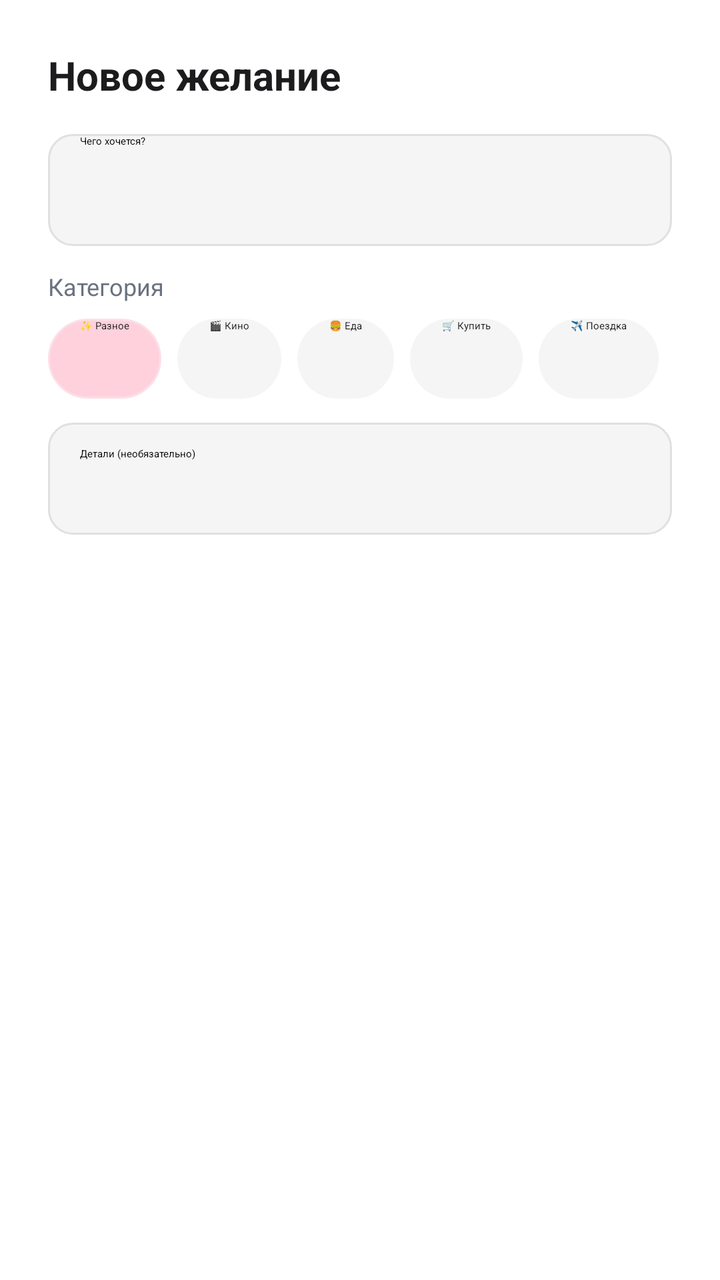
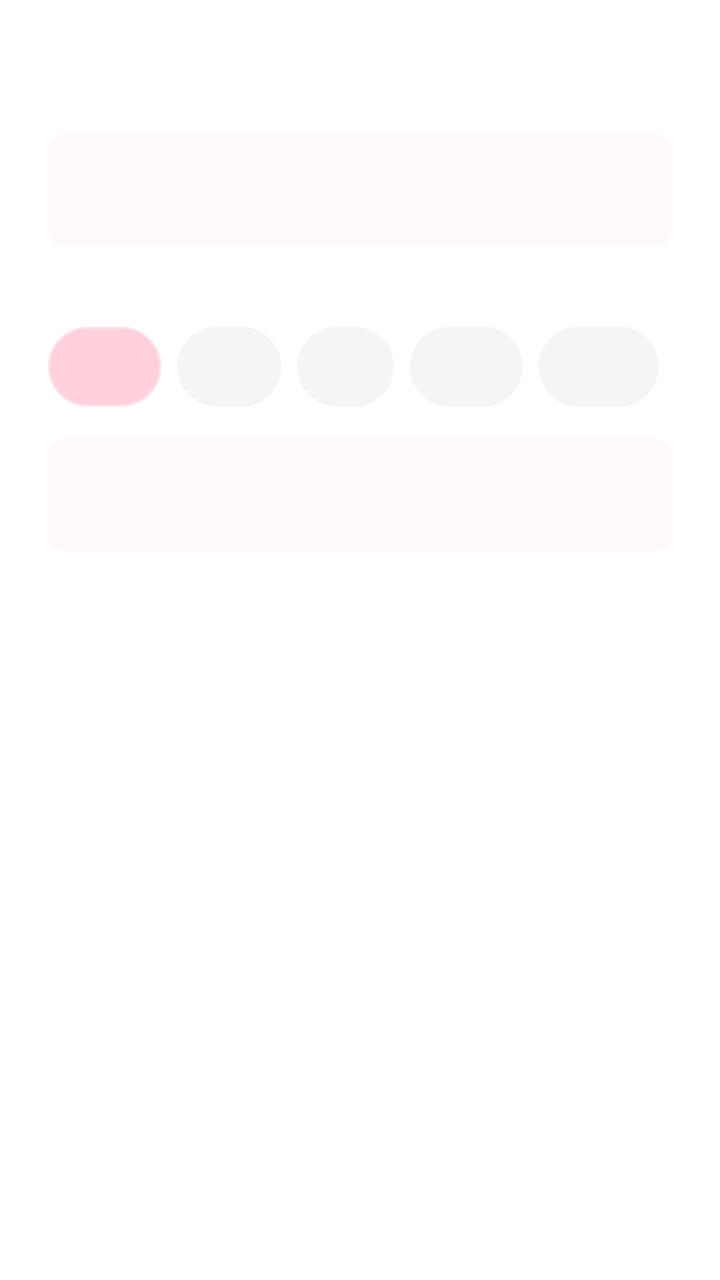

Before-and-after screenshots of an Android layout around one commit, followed by the original layout XML and the change that was made.
<!-- AndroidManifest.xml: application theme Theme.App.Starting -->
<!-- res/layout/dialog_add_wish.xml -->
<?xml version="1.0" encoding="utf-8"?>
<LinearLayout xmlns:android="http://schemas.android.com/apk/res/android"
    android:layout_width="match_parent"
    android:layout_height="wrap_content"
    android:orientation="vertical"
    android:padding="24dp">

    <TextView
        android:layout_width="match_parent"
        android:layout_height="wrap_content"
        android:text="Новое желание"
        android:textColor="@color/text_primary"
        android:textSize="20sp"
        android:textStyle="bold"
        android:layout_marginBottom="16dp"/>

    <EditText
        android:id="@+id/etTitle"
        android:layout_width="match_parent"
        android:layout_height="56dp"
        android:hint="Чего хочется?"
        android:inputType="textCapSentences"
        android:background="@drawable/bg_input_field"
        android:paddingHorizontal="16dp"
        android:layout_marginBottom="12dp"/>

    
    <TextView
        android:layout_width="wrap_content"
        android:layout_height="wrap_content"
        android:text="Категория"
        android:textColor="@color/text_secondary"
        android:textSize="12sp"
        android:layout_marginBottom="8dp"/>

    <HorizontalScrollView
        android:layout_width="match_parent"
        android:layout_height="wrap_content"
        android:scrollbars="none"
        android:layout_marginBottom="12dp">

        <RadioGroup
            android:id="@+id/rgCategories"
            android:layout_width="wrap_content"
            android:layout_height="wrap_content"
            android:orientation="horizontal">

            <RadioButton
                android:layout_width="wrap_content"
                android:layout_height="40dp"
                android:background="@drawable/selector_chip_category"
                android:button="@null"
                android:text="✨ Разное"
                android:textColor="@color/text_primary"
                android:paddingHorizontal="16dp"
                android:layout_marginEnd="8dp"
                android:checked="true"/>

            <RadioButton
                android:id="@+id/catMovie"
                android:layout_width="wrap_content"
                android:layout_height="40dp"
                android:background="@drawable/selector_chip_category"
                android:button="@null"
                android:text="🎬 Кино"
                android:textColor="@color/text_primary"
                android:paddingHorizontal="16dp"
                android:layout_marginEnd="8dp"/>

            <RadioButton
                android:id="@+id/catFood"
                android:layout_width="wrap_content"
                android:layout_height="40dp"
                android:background="@drawable/selector_chip_category"
                android:button="@null"
                android:text="🍔 Еда"
                android:textColor="@color/text_primary"
                android:paddingHorizontal="16dp"
                android:layout_marginEnd="8dp"/>

            <RadioButton
                android:id="@+id/catShopping"
                android:layout_width="wrap_content"
                android:layout_height="40dp"
                android:background="@drawable/selector_chip_category"
                android:button="@null"
                android:text="🛒 Купить"
                android:textColor="@color/text_primary"
                android:paddingHorizontal="16dp"
                android:layout_marginEnd="8dp"/>

            <RadioButton
                android:id="@+id/catTravel"
                android:layout_width="wrap_content"
                android:layout_height="40dp"
                android:background="@drawable/selector_chip_category"
                android:button="@null"
                android:text="✈️ Поездка"
                android:textColor="@color/text_primary"
                android:paddingHorizontal="16dp"
                android:layout_marginEnd="8dp"/>

            <RadioButton
                android:id="@+id/catDate"
                android:layout_width="wrap_content"
                android:layout_height="40dp"
                android:background="@drawable/selector_chip_category"
                android:button="@null"
                android:text="❤️ Свидание"
                android:textColor="@color/text_primary"
                android:paddingHorizontal="16dp"
                android:layout_marginEnd="8dp"/>

        </RadioGroup>
    </HorizontalScrollView>

    <EditText
        android:id="@+id/etDesc"
        android:layout_width="match_parent"
        android:layout_height="wrap_content"
        android:minHeight="56dp"
        android:hint="Детали (необязательно)"
        android:inputType="textCapSentences|textMultiLine"
        android:background="@drawable/bg_input_field"
        android:paddingHorizontal="16dp"
        android:paddingVertical="12dp"/>

</LinearLayout>
<!-- resources referenced by this layout -->
<resources>
  <color name="text_primary">#1C1C1E</color>
  <color name="text_secondary">#6B7280</color>
  <!-- drawable bg_input_field (drawable) -->
  <?xml version="1.0" encoding="utf-8"?>
  <shape xmlns:android="http://schemas.android.com/apk/res/android">
  
      <solid android:color="#F5F5F5" />
  
      <corners android:radius="12dp" />
  
      <stroke
          android:width="1dp"
          android:color="#E0E0E0" />
  </shape>
  <!-- drawable selector_chip_category (drawable) -->
  <?xml version="1.0" encoding="utf-8"?>
  <selector xmlns:android="http://schemas.android.com/apk/res/android">
      
      <item android:state_checked="true">
          <shape android:shape="rectangle">
              <solid android:color="#FFD1DC" /> 
              <corners android:radius="20dp" />
              <stroke android:width="1dp" android:color="@color/baby_pink" />
          </shape>
      </item>
  
      
      <item>
          <shape android:shape="rectangle">
              <solid android:color="#F5F5F5" />
              <corners android:radius="20dp" />
          </shape>
      </item>
  </selector>
  <style name="Theme.App.Starting" parent="Theme.SplashScreen">
          <item name="windowSplashScreenBackground">@android:color/white</item>
  
          <item name="windowSplashScreenAnimatedIcon">@drawable/splash_icon</item>
          <item name="windowSplashScreenAnimationDuration">1000</item>
  
          <item name="postSplashScreenTheme">@style/Theme.OurMemories</item>
      </style>
  <color name="baby_pink">#FBE0E7</color>
  <!-- drawable splash_icon: png bitmap (drawable, 316944 bytes) -->
  <style name="Theme.OurMemories" parent="Base.Theme.OurMemories" />
  <style name="Base.Theme.OurMemories" parent="Theme.Material3.DayNight.NoActionBar" />
</resources>

<!-- the commit's change to res/layout/dialog_add_wish.xml (unified diff, before → after) -->
@@ -3,13 +3,14 @@
     android:layout_width="match_parent"
     android:layout_height="wrap_content"
     android:orientation="vertical"
-    android:padding="24dp">
+    android:padding="24dp"
+    android:background="?attr/colorSurface"> 
 
     <TextView
         android:layout_width="match_parent"
         android:layout_height="wrap_content"
         android:text="Новое желание"
-        android:textColor="@color/text_primary"
+        android:textColor="?attr/colorOnSurface"
         android:textSize="20sp"
         android:textStyle="bold"
         android:layout_marginBottom="16dp"/>
@@ -20,16 +21,18 @@
         android:layout_height="56dp"
         android:hint="Чего хочется?"
         android:inputType="textCapSentences"
-        android:background="@drawable/bg_input_field"
+        android:background="@drawable/bg_input_soft"
         android:paddingHorizontal="16dp"
-        android:layout_marginBottom="12dp"/>
+        android:textColor="?attr/colorOnSurface"
+        android:textColorHint="?android:textColorSecondary"
+        android:layout_marginBottom="16dp"/>
 
     
     <TextView
         android:layout_width="wrap_content"
         android:layout_height="wrap_content"
         android:text="Категория"
-        android:textColor="@color/text_secondary"
+        android:textColor="?android:textColorSecondary"
         android:textSize="12sp"
         android:layout_marginBottom="8dp"/>
 
@@ -37,7 +40,8 @@
         android:layout_width="match_parent"
         android:layout_height="wrap_content"
         android:scrollbars="none"
-        android:layout_marginBottom="12dp">
+        android:clipToPadding="false"
+        android:layout_marginBottom="16dp">
 
         <RadioGroup
             android:id="@+id/rgCategories"
@@ -51,7 +55,7 @@
                 android:background="@drawable/selector_chip_category"
                 android:button="@null"
                 android:text="✨ Разное"
-                android:textColor="@color/text_primary"
+                android:textColor="?attr/colorOnSurface"
                 android:paddingHorizontal="16dp"
                 android:layout_marginEnd="8dp"
                 android:checked="true"/>
@@ -63,7 +67,7 @@
                 android:background="@drawable/selector_chip_category"
                 android:button="@null"
                 android:text="🎬 Кино"
-                android:textColor="@color/text_primary"
+                android:textColor="?attr/colorOnSurface"
                 android:paddingHorizontal="16dp"
                 android:layout_marginEnd="8dp"/>
 
@@ -74,7 +78,7 @@
                 android:background="@drawable/selector_chip_category"
                 android:button="@null"
                 android:text="🍔 Еда"
-                android:textColor="@color/text_primary"
+                android:textColor="?attr/colorOnSurface"
                 android:paddingHorizontal="16dp"
                 android:layout_marginEnd="8dp"/>
 
@@ -85,7 +89,7 @@
                 android:background="@drawable/selector_chip_category"
                 android:button="@null"
                 android:text="🛒 Купить"
-                android:textColor="@color/text_primary"
+                android:textColor="?attr/colorOnSurface"
                 android:paddingHorizontal="16dp"
                 android:layout_marginEnd="8dp"/>
 
@@ -96,7 +100,7 @@
                 android:background="@drawable/selector_chip_category"
                 android:button="@null"
                 android:text="✈️ Поездка"
-                android:textColor="@color/text_primary"
+                android:textColor="?attr/colorOnSurface"
                 android:paddingHorizontal="16dp"
                 android:layout_marginEnd="8dp"/>
 
@@ -107,7 +111,7 @@
                 android:background="@drawable/selector_chip_category"
                 android:button="@null"
                 android:text="❤️ Свидание"
-                android:textColor="@color/text_primary"
+                android:textColor="?attr/colorOnSurface"
                 android:paddingHorizontal="16dp"
                 android:layout_marginEnd="8dp"/>
 
@@ -121,8 +125,10 @@
         android:minHeight="56dp"
         android:hint="Детали (необязательно)"
         android:inputType="textCapSentences|textMultiLine"
-        android:background="@drawable/bg_input_field"
+        android:background="@drawable/bg_input_soft"
         android:paddingHorizontal="16dp"
-        android:paddingVertical="12dp"/>
+        android:paddingVertical="12dp"
+        android:textColor="?attr/colorOnSurface"
+        android:textColorHint="?android:textColorSecondary"/>
 
 </LinearLayout>
<!-- resource entries referenced after the edit -->
@@ -1,19 +1,13 @@
 <!-- resources referenced by this layout -->
 <resources>
-  <color name="text_primary">#1C1C1E</color>
-  <color name="text_secondary">#6B7280</color>
-  <!-- drawable bg_input_field (drawable) -->
+  <!-- drawable bg_input_soft (drawable) -->
   <?xml version="1.0" encoding="utf-8"?>
-  <shape xmlns:android="http://schemas.android.com/apk/res/android">
-  
-      <solid android:color="#F5F5F5" />
-  
-      <corners android:radius="12dp" />
-  
-      <stroke
-          android:width="1dp"
-          android:color="#E0E0E0" />
+  <shape xmlns:android="http://schemas.android.com/apk/res/android"
+      android:shape="rectangle">
+      <solid android:color="#26FAD1E6"/> <corners android:radius="8dp"/>
   </shape>
+  <color name="text_primary">#000000</color>
+  <color name="text_secondary">#575757</color>
   <!-- drawable selector_chip_category (drawable) -->
   <?xml version="1.0" encoding="utf-8"?>
   <selector xmlns:android="http://schemas.android.com/apk/res/android">
@@ -36,15 +30,27 @@
   </selector>
   <style name="Theme.App.Starting" parent="Theme.SplashScreen">
           <item name="windowSplashScreenBackground">@android:color/white</item>
-  
           <item name="windowSplashScreenAnimatedIcon">@drawable/splash_icon</item>
           <item name="windowSplashScreenAnimationDuration">1000</item>
-  
           <item name="postSplashScreenTheme">@style/Theme.OurMemories</item>
       </style>
-  <color name="baby_pink">#FBE0E7</color>
+  <color name="baby_pink">#FCE4EC</color>
   <!-- drawable splash_icon: png bitmap (drawable, 316944 bytes) -->
   <style name="Theme.OurMemories" parent="Base.Theme.OurMemories" />
-  <style name="Base.Theme.OurMemories" parent="Theme.Material3.DayNight.NoActionBar" />
+  <style name="Base.Theme.OurMemories" parent="Theme.Material3.DayNight.NoActionBar">
+          <item name="colorPrimary">@color/primary_lavender</item>
+          <item name="colorOnPrimary">@color/white</item>
+  
+          <item name="android:windowBackground">@color/background_light</item>
+          <item name="colorSurface">@color/white</item>
+          <item name="colorOnSurface">@color/text_primary</item>
+          <item name="colorOnBackground">@color/text_primary</item>
+  
+          <item name="android:textColorPrimary">@color/text_primary</item>
+          <item name="android:textColorSecondary">@color/text_secondary</item>
+      </style>
+  <color name="primary_lavender">#9C27B0</color>
+  <color name="white">#FFFFFF</color>
+  <color name="background_light">#F5F5F7</color>
 </resources>
 
